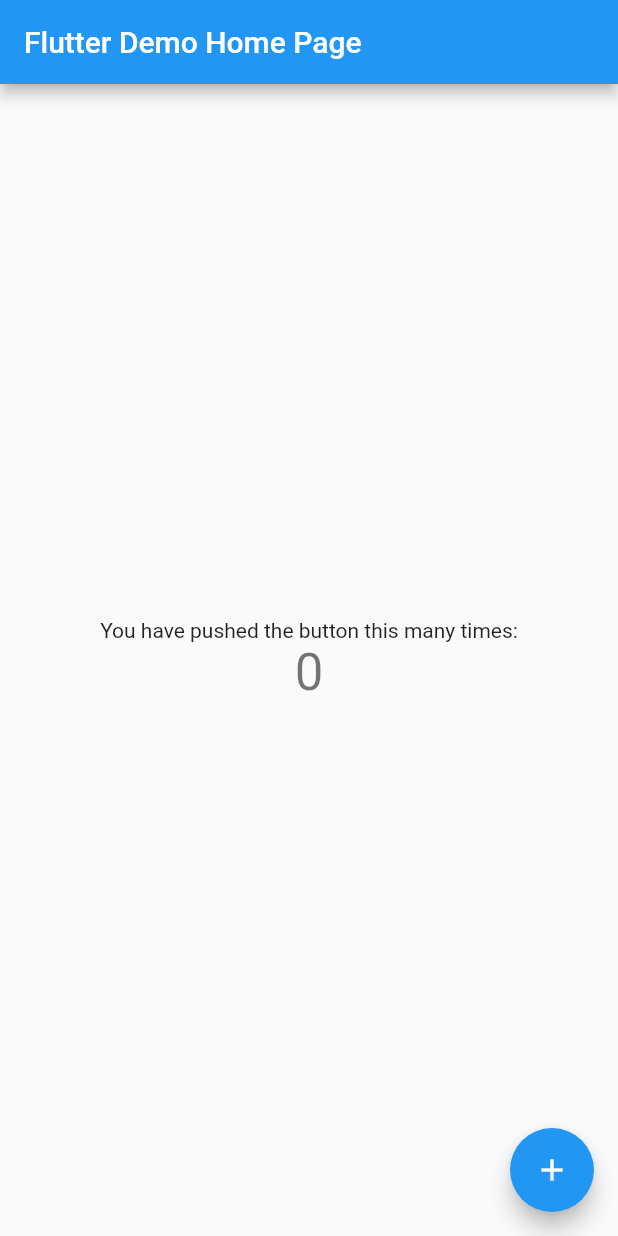
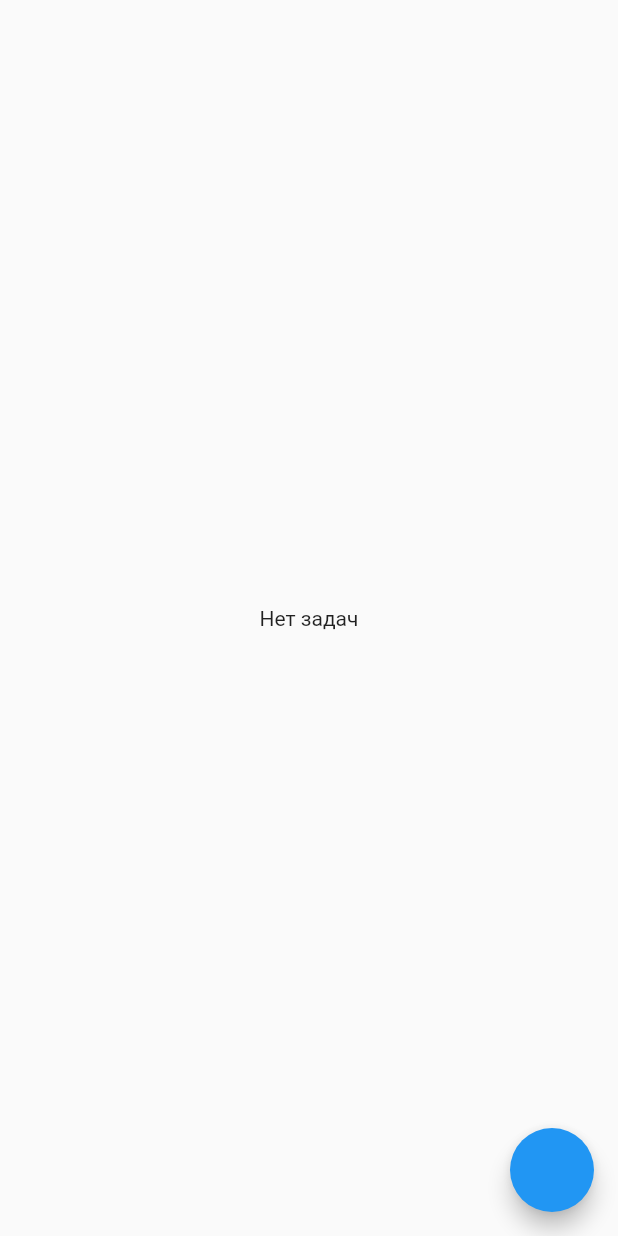
Before and after one commit to sorgfal/drift_example, a Flutter app: the screen it shows after launch, on a phone screen of 412 x 824 dp. Run offline on Flutter 3.47's test engine with Material 2 defaults, Android fonts, the phone set to English and light mode, and no system bars; our stand-ins replace auto_route, drift, flutter_bloc, freezed_annotation; accounts and stored records are empty; generated files the repository leaves out were written again.

Commit message:
Добавил немного UI

```diff
--- /dev/null
+++ b/lib/app/injector/injector.dart
@@ -0,0 +1,17 @@
+import 'package:drift_example/app/drift/tables.dart';
+import 'package:flutter/cupertino.dart';
+import 'package:flutter_bloc/flutter_bloc.dart';
+
+class Injector extends StatelessWidget {
+  final Widget child;
+  const Injector({super.key, required this.child});
+
+  @override
+  Widget build(BuildContext context) {
+    return MultiRepositoryProvider(providers: [
+      RepositoryProvider(
+        create: (context) => TasksDatabase(),
+      )
+    ], child: child);
+  }
+}
--- /dev/null
+++ b/lib/app/routing/app_router.dart
@@ -0,0 +1,19 @@
+import 'package:auto_route/auto_route.dart';
+import 'package:drift_example/app/routing/dialog_route.dart';
+import 'package:drift_example/app/ui/screens/home_screen.dart';
+import 'package:drift_example/tasks/ui/task_creation_sheet.dart';
+import 'package:flutter/material.dart';
+
+part 'app_router.gr.dart';
+
+@AutoRouterConfig(replaceInRouteName: 'Screen|Dialog|Sheet,Route')
+class AppRouter extends _$AppRouter {
+  @override
+  final List<AutoRoute> routes = [
+    AutoRoute(page: HomeRoute.page, path: '/'),
+    DialogModalRoute(
+      page: TaskCreationRoute.page,
+      path: '/tasks/create',
+    ),
+  ];
+}
--- /dev/null
+++ b/lib/app/routing/dialog_route.dart
@@ -0,0 +1,25 @@
+import 'package:auto_route/auto_route.dart';
+import 'package:flutter/material.dart';
+
+class DialogModalRoute<T extends PageInfo<dynamic>> extends CustomRoute {
+  DialogModalRoute({required T page, String? path})
+      : super(
+          page: page,
+          path: path,
+          customRouteBuilder: dialogRouteBuilder,
+        );
+
+  // must be static and public
+  static Route<T> dialogRouteBuilder<T>(
+    BuildContext context,
+    Widget child,
+    Page<T> page,
+  ) {
+    // DialogRoute is coming from flutter material
+    return DialogRoute<T>(
+      context: context,
+      settings: page, // must assign page to settings
+      builder: (context) => child,
+    );
+  }
+}
--- /dev/null
+++ b/lib/app/ui/app.dart
@@ -0,0 +1,18 @@
+import 'package:drift_example/app/injector/injector.dart';
+import 'package:drift_example/app/routing/app_router.dart';
+import 'package:flutter/material.dart';
+
+class TasksApp extends StatelessWidget {
+  final AppRouter appRouter = AppRouter();
+
+  TasksApp({super.key});
+
+  @override
+  Widget build(BuildContext context) {
+    return Injector(
+      child: MaterialApp.router(
+        routerConfig: appRouter.config(),
+      ),
+    );
+  }
+}
--- /dev/null
+++ b/lib/app/ui/screens/home_screen.dart
@@ -0,0 +1,25 @@
+import 'package:auto_route/auto_route.dart';
+import 'package:drift_example/app/drift/tables.dart';
+import 'package:drift_example/app/routing/app_router.dart';
+import 'package:drift_example/tasks/bloc/tasks_list_bloc.dart';
+import 'package:drift_example/tasks/ui/tasks_list_view.dart';
+import 'package:flutter/material.dart';
+import 'package:flutter_bloc/flutter_bloc.dart';
+
+@RoutePage()
+class HomeScreen extends StatelessWidget {
+  const HomeScreen({super.key});
+
+  @override
+  Widget build(BuildContext context) {
+    return BlocProvider(
+        create: (context) => TasksListBloc(context.read<TasksDatabase>())
+          ..add(TasksListEvent.init()),
+        child: Scaffold(
+          floatingActionButton: FloatingActionButton(
+            onPressed: () => context.pushRoute(TaskCreationRoute()),
+          ),
+          body: TasksListView(),
+        ));
+  }
+}
--- a/lib/main.dart
+++ b/lib/main.dart
@@ -1,115 +1,6 @@
+import 'package:drift_example/app/ui/app.dart';
 import 'package:flutter/material.dart';
 
 void main() {
-  runApp(const MyApp());
+  runApp(TasksApp());
 }
-
-class MyApp extends StatelessWidget {
-  const MyApp({super.key});
-
-  // This widget is the root of your application.
-  @override
-  Widget build(BuildContext context) {
-    return MaterialApp(
-      title: 'Flutter Demo',
-      theme: ThemeData(
-        // This is the theme of your application.
-        //
-        // Try running your application with "flutter run". You'll see the
-        // application has a blue toolbar. Then, without quitting the app, try
-        // changing the primarySwatch below to Colors.green and then invoke
-        // "hot reload" (press "r" in the console where you ran "flutter run",
-        // or simply save your changes to "hot reload" in a Flutter IDE).
-        // Notice that the counter didn't reset back to zero; the application
-        // is not restarted.
-        primarySwatch: Colors.blue,
-      ),
-      home: const MyHomePage(title: 'Flutter Demo Home Page'),
-    );
-  }
-}
-
-class MyHomePage extends StatefulWidget {
-  const MyHomePage({super.key, required this.title});
-
-  // This widget is the home page of your application. It is stateful, meaning
-  // that it has a State object (defined below) that contains fields that affect
-  // how it looks.
-
-  // This class is the configuration for the state. It holds the values (in this
-  // case the title) provided by the parent (in this case the App widget) and
-  // used by the build method of the State. Fields in a Widget subclass are
-  // always marked "final".
-
-  final String title;
-
-  @override
-  State<MyHomePage> createState() => _MyHomePageState();
-}
-
-class _MyHomePageState extends State<MyHomePage> {
-  int _counter = 0;
-
-  void _incrementCounter() {
-    setState(() {
-      // This call to setState tells the Flutter framework that something has
-      // changed in this State, which causes it to rerun the build method below
-      // so that the display can reflect the updated values. If we changed
-      // _counter without calling setState(), then the build method would not be
-      // called again, and so nothing would appear to happen.
-      _counter++;
-    });
-  }
-
-  @override
-  Widget build(BuildContext context) {
-    // This method is rerun every time setState is called, for instance as done
-    // by the _incrementCounter method above.
-    //
-    // The Flutter framework has been optimized to make rerunning build methods
-    // fast, so that you can just rebuild anything that needs updating rather
-    // than having to individually change instances of widgets.
-    return Scaffold(
-      appBar: AppBar(
-        // Here we take the value from the MyHomePage object that was created by
-        // the App.build method, and use it to set our appbar title.
-        title: Text(widget.title),
-      ),
-      body: Center(
-        // Center is a layout widget. It takes a single child and positions it
-        // in the middle of the parent.
-        child: Column(
-          // Column is also a layout widget. It takes a list of children and
-          // arranges them vertically. By default, it sizes itself to fit its
-          // children horizontally, and tries to be as tall as its parent.
-          //
-          // Invoke "debug painting" (press "p" in the console, choose the
-          // "Toggle Debug Paint" action from the Flutter Inspector in Android
-          // Studio, or the "Toggle Debug Paint" command in Visual Studio Code)
-          // to see the wireframe for each widget.
-          //
-          // Column has various properties to control how it sizes itself and
-          // how it positions its children. Here we use mainAxisAlignment to
-          // center the children vertically; the main axis here is the vertical
-          // axis because Columns are vertical (the cross axis would be
-          // horizontal).
-          mainAxisAlignment: MainAxisAlignment.center,
-          children: <Widget>[
-            const Text(
-              'You have pushed the button this many times:',
-            ),
-            Text(
-              '$_counter',
-              style: Theme.of(context).textTheme.headlineMedium,
-            ),
-          ],
-        ),
-      ),
-      floatingActionButton: FloatingActionButton(
-        onPressed: _incrementCounter,
-        tooltip: 'Increment',
-        child: const Icon(Icons.add),
-      ), // This trailing comma makes auto-formatting nicer for build methods.
-    );
-  }
-}
--- /dev/null
+++ b/lib/tasks/bloc/tasks_list_bloc.dart
@@ -0,0 +1,43 @@
+import 'dart:async';
+
+import 'package:drift_example/app/drift/tables.dart';
+import 'package:flutter_bloc/flutter_bloc.dart';
+import 'package:freezed_annotation/freezed_annotation.dart';
+part 'tasks_list_bloc.freezed.dart';
+
+class TasksListBloc extends Bloc<TasksListEvent, TasksListState> {
+  final TasksDatabase tasksDatabase;
+
+  StreamSubscription? tasksSubscription;
+
+  TasksListBloc(this.tasksDatabase) : super(Loading()) {
+    on<Init>((event, emit) async {
+      var tasks = await tasksDatabase.getTasks();
+      emit(Loaded(tasks));
+
+      tasksSubscription = tasksDatabase.watchCurrentTasks().listen((tasks) {
+        add(Updated(tasks));
+      });
+    });
+    on<Updated>((event, emit) {
+      emit(Loaded(event.tasks));
+    });
+  }
+  @override
+  Future<void> close() async {
+    await tasksSubscription?.cancel();
+    return super.close();
+  }
+}
+
+@freezed
+class TasksListState with _$TasksListState {
+  const factory TasksListState.loading() = Loading;
+  const factory TasksListState.loaded(List<Task> tasks) = Loaded;
+}
+
+@freezed
+class TasksListEvent with _$TasksListEvent {
+  const factory TasksListEvent.init() = Init;
+  const factory TasksListEvent.updated(List<Task> tasks) = Updated;
+}
--- /dev/null
+++ b/lib/tasks/ui/tasks_list_view.dart
@@ -0,0 +1,64 @@
+import 'package:drift_example/app/drift/tables.dart';
+import 'package:drift_example/tasks/bloc/tasks_list_bloc.dart';
+import 'package:flutter/material.dart';
+
+import 'package:flutter_bloc/flutter_bloc.dart';
+
+class TasksListView extends StatelessWidget {
+  const TasksListView({super.key});
+
+  @override
+  Widget build(BuildContext context) {
+    return BlocBuilder<TasksListBloc, TasksListState>(
+      builder: (context, state) {
+        return state.map(loading: (state) {
+          return TasksListViewLoading();
+        }, loaded: (state) {
+          if (state.tasks.isEmpty) {
+            return TasksListViewEmptyPlaceholder();
+          }
+          return TasksListViewLoaded(
+            tasks: state.tasks,
+          );
+        });
+      },
+    );
+  }
+}
+
+class TasksListViewLoading extends StatelessWidget {
+  const TasksListViewLoading({super.key});
+
+  @override
+  Widget build(BuildContext context) {
+    return const Center(
+      child: CircularProgressIndicator(),
+    );
+  }
+}
+
+class TasksListViewLoaded extends StatelessWidget {
+  final List<Task> tasks;
+  const TasksListViewLoaded({super.key, required this.tasks});
+
+  @override
+  Widget build(BuildContext context) {
+    return ListView.builder(
+      itemCount: tasks.length,
+      itemBuilder: (context, index) => ListTile(
+        title: Text(tasks[index].name),
+      ),
+    );
+  }
+}
+
+class TasksListViewEmptyPlaceholder extends StatelessWidget {
+  const TasksListViewEmptyPlaceholder({super.key});
+
+  @override
+  Widget build(BuildContext context) {
+    return Center(
+      child: Text('Нет задач'),
+    );
+  }
+}
```
Also changed, not shown: lib/app/drift/tables.dart (renamed from lib/data/drift/tables.dart, +16 -4 lines), lib/tasks/ui/task_creation_sheet.dart (added, +23 -0 lines), pubspec.yaml (+6 -12 lines), lib/app/drift/tables.g.dart, lib/app/routing/app_router.gr.dart (added), lib/tasks/bloc/tasks_list_bloc.freezed.dart (added), pubspec.lock.
